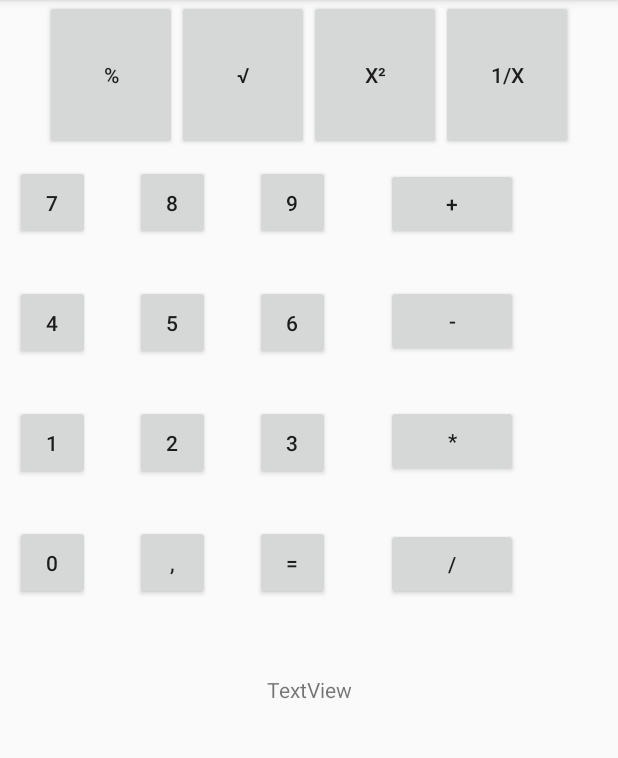
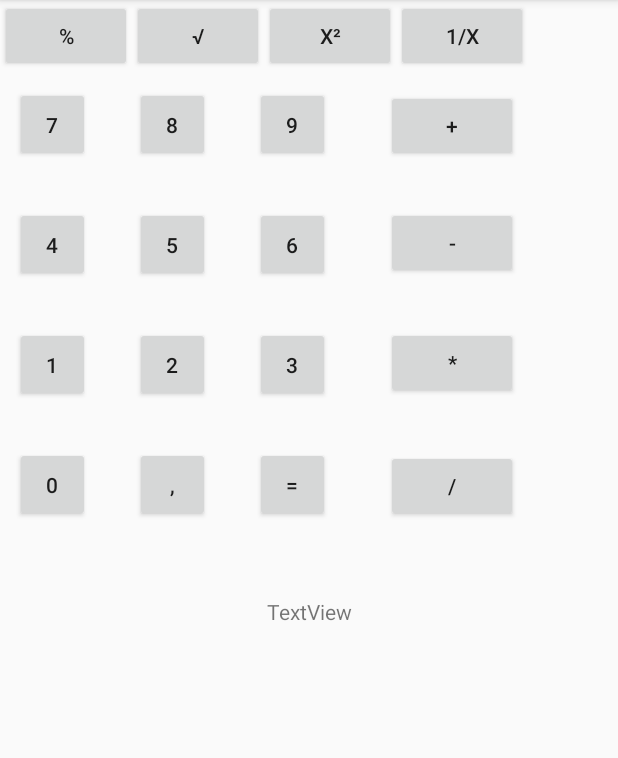
Before and after one commit to rsubczynski/PAM_Kalkulator, an Android app: the CalculatorActivity screen opened directly, with no data from a screen before it, on a phone screen of 412 x 824 dp, the part 84-842 px from its top. Run offline under Robolectric (Android 15) with nearby library versions, the phone set to English and light mode, and no system bars.

Commit message:
poprawienie layoutu

```diff
--- a/app/src/main/res/layout/advenced_calculator_layout.xml
+++ b/app/src/main/res/layout/advenced_calculator_layout.xml
@@ -2,34 +2,33 @@
 <LinearLayout xmlns:android="http://schemas.android.com/apk/res/android"
     xmlns:tools="http://schemas.android.com/tools"
     android:layout_width="match_parent"
-    android:layout_height="wrap_content"
-    android:gravity="center">
+    android:layout_height="wrap_content">
 
     <Button
         android:id="@+id/button_percent"
         android:layout_width="wrap_content"
-        android:layout_height="100dp"
+        android:layout_height="match_parent"
         android:text="@string/button_percent"
         tools:ignore="ButtonStyle" />
 
     <Button
         android:id="@+id/button_element"
         android:layout_width="wrap_content"
-        android:layout_height="100dp"
+        android:layout_height="match_parent"
         android:text="@string/button_element"
         tools:ignore="ButtonStyle" />
 
     <Button
         android:id="@+id/button_power"
         android:layout_width="wrap_content"
-        android:layout_height="100dp"
+        android:layout_height="match_parent"
         android:text="@string/button_power"
         tools:ignore="ButtonStyle" />
 
     <Button
         android:id="@+id/button_fraction"
         android:layout_width="wrap_content"
-        android:layout_height="100dp"
+        android:layout_height="match_parent"
         android:text="@string/button_fraction"
         tools:ignore="ButtonStyle" />
 </LinearLayout>
--- a/app/src/main/res/layout/simple_calculator_layout.xml
+++ b/app/src/main/res/layout/simple_calculator_layout.xml
@@ -5,149 +5,137 @@
     android:padding="10dp">
 
     <Button
-        android:id="@+id/button16"
-        android:layout_width="50dp"
-        android:layout_height="50dp"
+        android:id="@+id/button_7"
         android:layout_alignParentStart="true"
         android:layout_alignParentTop="true"
-        android:text="7" />
+        android:text="@string/button_7"
+        style="@style/buttons_number_size" />
 
     <Button
-        android:id="@+id/button17"
-        android:layout_width="50dp"
-        android:layout_height="50dp"
-        android:layout_alignBaseline="@+id/button16"
-        android:layout_alignBottom="@+id/button16"
+        android:id="@+id/button_8"
+        android:layout_alignBaseline="@+id/button_7"
+        android:layout_alignBottom="@+id/button_7"
         android:layout_marginStart="30dp"
-        android:layout_toEndOf="@+id/button16"
-        android:text="8" />
+        android:layout_toEndOf="@+id/button_7"
+        android:text="@string/button_8"
+        style="@style/buttons_number_size" />
 
     <Button
-        android:id="@+id/button18"
-        android:layout_width="50dp"
-        android:layout_height="50dp"
-        android:layout_alignBaseline="@+id/button17"
-        android:layout_alignBottom="@+id/button17"
+        android:id="@+id/button_9"
+        android:layout_alignBaseline="@+id/button_8"
+        android:layout_alignBottom="@+id/button_8"
         android:layout_marginStart="30dp"
-        android:layout_toEndOf="@+id/button17"
-        android:text="9" />
+        android:layout_toEndOf="@+id/button_8"
+        android:text="@string/button_9"
+        style="@style/buttons_number_size" />
 
     <Button
-        android:id="@+id/button19"
-        android:layout_width="50dp"
-        android:layout_height="50dp"
-        android:layout_alignEnd="@+id/button16"
-        android:layout_below="@+id/button16"
+        android:id="@+id/button_4"
+        android:layout_alignEnd="@+id/button_7"
+        android:layout_below="@+id/button_7"
         android:layout_marginTop="30dp"
-        android:text="4" />
+        android:text="@string/button_4"
+        style="@style/buttons_number_size" />
 
     <Button
-        android:id="@+id/button20"
-        android:layout_width="50dp"
-        android:layout_height="50dp"
-        android:layout_alignEnd="@+id/button17"
-        android:layout_alignTop="@+id/button19"
-        android:text="5" />
+        android:id="@+id/button_5"
+        android:layout_alignEnd="@+id/button_8"
+        android:layout_alignTop="@+id/button_4"
+        android:text="@string/button_5"
+        style="@style/buttons_number_size" />
 
     <Button
-        android:id="@+id/button21"
-        android:layout_width="50dp"
-        android:layout_height="50dp"
-        android:layout_alignBottom="@+id/button20"
-        android:layout_alignStart="@+id/button18"
-        android:text="6" />
+        android:id="@+id/button_6"
+        android:layout_alignBottom="@+id/button_5"
+        android:layout_alignStart="@+id/button_9"
+        android:text="@string/button_6"
+        style="@style/buttons_number_size" />
 
     <Button
-        android:id="@+id/button22"
-        android:layout_width="50dp"
-        android:layout_height="50dp"
+        android:id="@+id/button_1"
         android:layout_alignParentStart="true"
-        android:layout_below="@+id/button19"
+        android:layout_below="@+id/button_4"
         android:layout_marginTop="30dp"
-        android:text="1" />
+        android:text="@string/button_1"
+        style="@style/buttons_number_size" />
 
     <Button
-        android:id="@+id/button23"
-        android:layout_width="50dp"
-        android:layout_height="50dp"
-        android:layout_alignStart="@+id/button20"
-        android:layout_alignTop="@+id/button22"
-        android:text="2" />
+        android:id="@+id/button_2"
+        android:layout_alignStart="@+id/button_5"
+        android:layout_alignTop="@+id/button_1"
+        android:text="@string/button_2"
+        style="@style/buttons_number_size" />
 
     <Button
-        android:id="@+id/button24"
-        android:layout_width="50dp"
-        android:layout_height="50dp"
-        android:layout_alignBaseline="@+id/button23"
-        android:layout_alignBottom="@+id/button23"
-        android:layout_alignStart="@+id/button21"
-        android:text="3" />
+        android:id="@+id/button_3"
+        android:layout_alignBaseline="@+id/button_2"
+        android:layout_alignBottom="@+id/button_2"
+        android:layout_alignStart="@+id/button_6"
+        android:text="@string/button_3"
+        style="@style/buttons_number_size" />
 
     <Button
-        android:id="@+id/button25"
-        android:layout_width="50dp"
-        android:layout_height="50dp"
+        android:id="@+id/button_0"
         android:layout_alignParentStart="true"
-        android:layout_below="@+id/button22"
+        android:layout_below="@+id/button_1"
         android:layout_marginTop="30dp"
-        android:text="0" />
+        android:text="@string/button_0"
+        style="@style/buttons_number_size" />
 
     <Button
-        android:id="@+id/button26"
-        android:layout_width="50dp"
-        android:layout_height="50dp"
-        android:layout_alignEnd="@+id/button23"
-        android:layout_alignTop="@+id/button25"
-        android:text="," />
+        android:id="@+id/button_comma"
+        android:layout_alignEnd="@+id/button_2"
+        android:layout_alignTop="@+id/button_0"
+        android:text="@string/button_comma"
+        style="@style/buttons_number_size" />
 
     <Button
-        android:id="@+id/button27"
-        android:layout_width="50dp"
-        android:layout_height="50dp"
-        android:layout_alignStart="@+id/button24"
-        android:layout_alignTop="@+id/button26"
-        android:text="=" />
+        android:id="@+id/button_equal"
+        android:layout_alignStart="@+id/button_3"
+        android:layout_alignTop="@+id/button_comma"
+        android:text="@string/button_equal"
+        style="@style/buttons_number_size" />
 
     <TextView
-        android:id="@+id/textView"
+        android:id="@+id/tv_result"
         android:layout_width="match_parent"
         android:layout_height="wrap_content"
         android:layout_alignParentStart="true"
-        android:layout_below="@+id/button25"
+        android:layout_below="@+id/button_0"
         android:layout_marginTop="50dp"
         android:gravity="center"
-        android:text="TextView" />
+        android:text="@string/textview_result" />
 
     <Button
-        android:id="@+id/button28"
+        android:id="@+id/button_add"
         android:layout_width="wrap_content"
         android:layout_height="wrap_content"
-        android:layout_alignBottom="@+id/button18"
+        android:layout_alignBottom="@+id/button_9"
         android:layout_marginStart="37dp"
-        android:layout_toEndOf="@+id/button18"
-        android:text="+" />
+        android:layout_toEndOf="@+id/button_9"
+        android:text="@string/button_add" />
 
     <Button
-        android:id="@+id/button29"
+        android:id="@+id/button_minus"
         android:layout_width="wrap_content"
         android:layout_height="wrap_content"
-        android:layout_alignEnd="@+id/button28"
-        android:layout_alignTop="@+id/button21"
-        android:text="-" />
+        android:layout_alignEnd="@+id/button_add"
+        android:layout_alignTop="@+id/button_6"
+        android:text="@string/button_minus" />
 
     <Button
-        android:id="@+id/button30"
+        android:id="@+id/button_multiplication"
         android:layout_width="wrap_content"
         android:layout_height="wrap_content"
-        android:layout_alignEnd="@+id/button29"
-        android:layout_alignTop="@+id/button24"
-        android:text="*" />
+        android:layout_alignEnd="@+id/button_minus"
+        android:layout_alignTop="@+id/button_3"
+        android:text="@string/button_multiplication" />
 
     <Button
-        android:id="@+id/button31"
+        android:id="@+id/button_division"
         android:layout_width="wrap_content"
         android:layout_height="wrap_content"
-        android:layout_alignBottom="@+id/button27"
-        android:layout_alignStart="@+id/button30"
-        android:text="/" />
+        android:layout_alignBottom="@+id/button_equal"
+        android:layout_alignStart="@+id/button_multiplication"
+        android:text="@string/button_division" />
 </RelativeLayout>
--- a/app/src/main/res/values/strings.xml
+++ b/app/src/main/res/values/strings.xml
@@ -4,4 +4,21 @@
     <string name="button_element">√</string>
     <string name="button_power">x²</string>
     <string name="button_fraction">1/x</string>
+    <string name="button_7">7</string>
+    <string name="button_8">8</string>
+    <string name="button_9">9</string>
+    <string name="button_4">4</string>
+    <string name="button_5">5</string>
+    <string name="button_6">6</string>
+    <string name="button_1">1</string>
+    <string name="button_2">2</string>
+    <string name="button_3">3</string>
+    <string name="button_0">0</string>
+    <string name="button_comma">,</string>
+    <string name="button_equal">=</string>
+    <string name="button_add">+</string>
+    <string name="textview_result">TextView</string>
+    <string name="button_minus">-</string>
+    <string name="button_multiplication">*</string>
+    <string name="button_division">/</string>
 </resources>
--- a/app/src/main/res/values/styles.xml
+++ b/app/src/main/res/values/styles.xml
@@ -16,4 +16,9 @@
         <item name="android:layout_marginTop">10dp</item>
     </style>
 
+    <style name="buttons_number_size">
+        <item name="android:layout_width">50dp</item>
+        <item name="android:layout_height">50dp</item>
+    </style>
+
 </resources>
```
